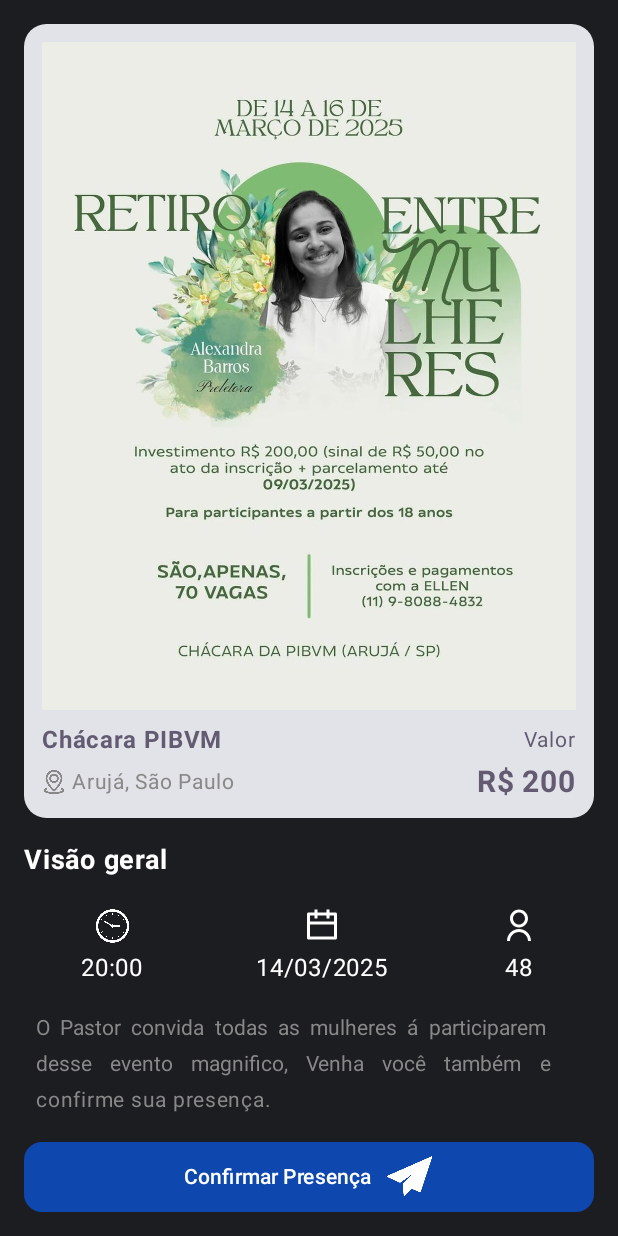
After one commit to JesusIsKing-Tech/JK-MobileApp, an Android app built with Jetpack Compose: the composable PresenceScreen shown on its own in the app's theme, on a phone screen of 412 x 824 dp. The commit adds this screen. Run offline under Robolectric (Android 15) with nearby library versions, the phone set to English and light mode, and no system bars.

Commit message:
TelaConfirmarPresenca

```diff
--- a/app/build.gradle.kts
+++ b/app/build.gradle.kts
@@ -50,7 +50,6 @@ dependencies {
     implementation(libs.androidx.ui.graphics)
     implementation(libs.androidx.ui.tooling.preview)
     implementation(libs.androidx.material3)
-
     implementation(libs.compose.navigation)
     implementation(libs.kotlinx.serialization.json)
 
--- /dev/null
+++ b/app/src/main/java/com/example/jkconect/main/presence/PresenceScreen.kt
@@ -0,0 +1,170 @@
+package com.example.jkconect.main.presence
+
+import androidx.compose.foundation.Image
+import androidx.compose.foundation.background
+import androidx.compose.foundation.layout.*
+import androidx.compose.foundation.shape.RoundedCornerShape
+import androidx.compose.material.*
+import androidx.compose.material.icons.Icons
+import androidx.compose.material3.Button
+import androidx.compose.material3.ButtonDefaults
+import androidx.compose.material3.Card
+import androidx.compose.material3.Icon
+import androidx.compose.material3.MaterialTheme
+import androidx.compose.material3.Text
+import androidx.compose.runtime.Composable
+import androidx.compose.ui.Alignment
+import androidx.compose.ui.Modifier
+import androidx.compose.ui.draw.clip
+import androidx.compose.ui.graphics.Color
+import androidx.compose.ui.graphics.vector.ImageVector
+import androidx.compose.ui.layout.ContentScale
+import androidx.compose.ui.res.painterResource
+import androidx.compose.ui.text.font.FontWeight
+import androidx.compose.ui.text.style.TextAlign
+import androidx.compose.ui.tooling.preview.Preview
+import androidx.compose.ui.unit.dp
+import com.example.jkconect.R
+import androidx.compose.ui.unit.sp
+import com.example.jkconect.ui.theme.AzulBotao
+import com.example.jkconect.ui.theme.CinzaEscuroFundo
+import com.example.jkconect.ui.theme.PurpleGrey40
+
+@Composable
+fun PresenceScreen() {
+    Column(
+        modifier = Modifier
+            .fillMaxSize()
+            .background(CinzaEscuroFundo)
+            .padding(16.dp),
+        horizontalAlignment = Alignment.CenterHorizontally
+    ) {
+        Card(
+            shape = RoundedCornerShape(15.dp),
+            modifier = Modifier.fillMaxWidth()
+        ) {
+            Column(
+                modifier = Modifier.padding(12.dp),
+            ) {
+                Image(
+                    painter = painterResource(id = R.drawable.photo_eventpresence),
+                    contentDescription = "Event Image",
+                    modifier = Modifier.fillMaxWidth()
+                )
+                Spacer(modifier = Modifier.height(8.dp))
+                Row(
+                    modifier = Modifier.fillMaxWidth(),
+                    horizontalArrangement = Arrangement.SpaceBetween
+                ) {
+                    Text(
+                        text = "Chácara PIBVM",
+                        fontSize = 16.sp,
+                        color = PurpleGrey40,
+                        fontWeight = FontWeight.Bold
+                    )
+                    Text(
+                        text = "Valor",
+                        fontSize = 14.sp,
+                        color = PurpleGrey40
+                    )
+                }
+                Spacer(modifier = Modifier.height(4.dp))
+                Row(
+                    modifier = Modifier.fillMaxWidth(),
+                    verticalAlignment = Alignment.CenterVertically
+                ) {
+                    Icon(
+                        painter = painterResource(id = R.drawable.ic_local),
+                        contentDescription = "Location Icon",
+                        tint = Color.Gray,
+                        modifier = Modifier.size(16.dp)
+                    )
+                    Spacer(modifier = Modifier.width(4.dp))
+                    Text(
+                        text = "Arujá, São Paulo",
+                        fontSize = 14.sp,
+                        color = Color.Gray
+                    )
+                    Spacer(modifier = Modifier.weight(1f))
+                    Text(
+                        text = "R$ 200",
+                        fontSize = 20.sp,
+                        fontWeight = FontWeight.Bold,
+                        color = PurpleGrey40
+                    )
+                }
+            }
+        }
+
+            Spacer(modifier = Modifier.height(16.dp))
+            Text(
+                text = "Visão geral",
+                fontSize = 18.sp,
+                fontWeight = FontWeight.Bold,
+                color = Color.White,
+                modifier = Modifier.align(Alignment.Start)
+            )
+            Spacer(modifier = Modifier.height(20.dp))
+            Row(
+                modifier = Modifier.fillMaxWidth(),
+                horizontalArrangement = Arrangement.SpaceAround
+            ) {
+                InfoCard("20:00", R.drawable.ic_relogio)
+                InfoCard("14/03/2025", R.drawable.ic_calendar_unselected)
+                InfoCard("48", R.drawable.ic_profile_unselected)
+            }
+            Spacer(modifier = Modifier.height(16.dp))
+            Text(
+                text = "O Pastor convida todas as mulheres á participarem desse evento magnifico, " +
+                        "Venha você também e confirme sua presença.",
+                fontSize = 14.sp,
+                color = Color.Gray,
+                textAlign = TextAlign.Justify,
+                modifier = Modifier.padding(horizontal = 8.dp)
+            )
+            Spacer(modifier = Modifier.height(16.dp))
+            Button(
+                onClick = { /* Confirmar Presença */ },
+                shape = RoundedCornerShape(12.dp),
+                modifier = Modifier
+                    .fillMaxWidth()
+                    .height(50.dp),
+                colors = ButtonDefaults.run { buttonColors(AzulBotao) }
+            ) {
+                Row(
+                    verticalAlignment = Alignment.CenterVertically,
+                    horizontalArrangement = Arrangement.Center,
+                    modifier = Modifier.fillMaxWidth()
+                ) {
+                    Text(text = "Confirmar Presença", color = Color.White)
+                    Spacer(modifier = Modifier.width(8.dp))
+                    Icon(
+                        painter = painterResource(id = R.drawable.ic_enviar),
+                        contentDescription = "Enviar",
+                        tint = Color.White
+                    )
+                }
+            }
+        }
+    }
+
+    @Composable
+    fun InfoCard(text: String, iconRes: Int) {
+        Column(horizontalAlignment = Alignment.CenterHorizontally) {
+            Icon(
+                painter = painterResource(id = iconRes),
+                contentDescription = null,
+                modifier = Modifier.size(24.dp),
+                tint = Color.White
+            )
+            Spacer(modifier = Modifier.height(4.dp))
+            Text(text = text, color = Color.White)
+        }
+    }
+
+
+@Preview(showBackground = true)
+@Composable
+fun PresenceScreenPreview() {
+    PresenceScreen()
+}
--- a/app/src/main/java/com/example/jkconect/ui/theme/Color.kt
+++ b/app/src/main/java/com/example/jkconect/ui/theme/Color.kt
@@ -8,7 +8,7 @@ val AlphaPrimaryColor = Color(0xFFFFFFFF).copy(alpha = 0.05f)
 val Purple80 = Color(0xFFD0BCFF)
 val PurpleGrey80 = Color(0xFFCCC2DC)
 val Pink80 = Color(0xFFEFB8C8)
-
+val AzulBotao = Color(0xFF0E48AF)
 val Purple40 = Color(0xFF6650a4)
 val PurpleGrey40 = Color(0xFF625b71)
 val Pink40 = Color(0xFF7D5260)
```
Also changed, not shown: app/src/main/res/drawable/ic_enviar.png (added), app/src/main/res/drawable/ic_local.png (added), app/src/main/res/drawable/ic_relogio.png (added), app/src/main/res/drawable/photo_eventpresence.png (added).
